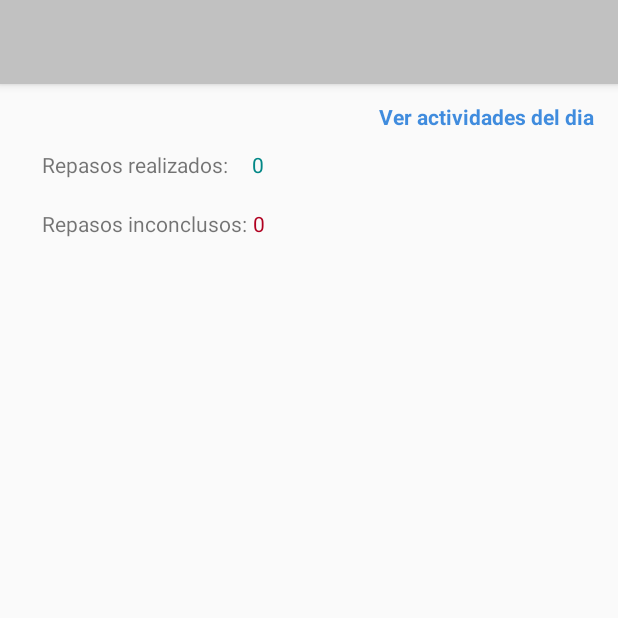
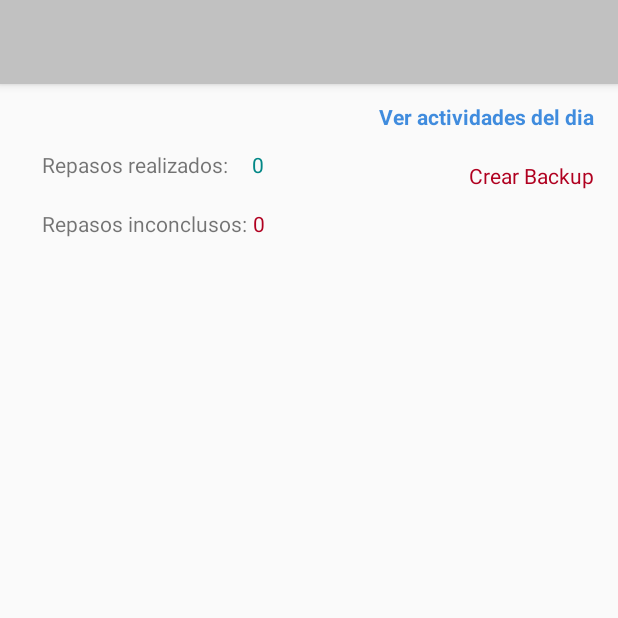
Before and after one commit to miguel3b/AlgoritmosJava, an Android app: the screen it shows after launch (MainActivity), on a phone screen of 412 x 824 dp, the top half of it. Run offline under Robolectric (Android 15) with nearby library versions, the phone set to English and light mode, and no system bars.

Commit message:
Commit inicial de backup study calendar

```diff
--- a/studyCalendar/app/build.gradle
+++ b/studyCalendar/app/build.gradle
@@ -26,6 +26,7 @@ android {
 /**  **/
 dependencies {
     def lifecycle_version = "2.0.0"
+    def room_version = "2.2.5"
     implementation "androidx.lifecycle:lifecycle-extensions:$lifecycle_version"
     implementation fileTree(dir: 'libs', include: ['*.jar'])
     implementation 'androidx.appcompat:appcompat:1.0.2'
@@ -34,4 +35,6 @@ dependencies {
     testImplementation 'junit:junit:4.12'
     androidTestImplementation 'androidx.test.ext:junit:1.1.0'
     androidTestImplementation 'androidx.test.espresso:espresso-core:3.1.1'
+    implementation "androidx.room:room-runtime:$room_version"
+    annotationProcessor "androidx.room:room-compiler:$room_version"
 }
--- a/studyCalendar/app/src/main/java/com/example/activity/MainActivity.java
+++ b/studyCalendar/app/src/main/java/com/example/activity/MainActivity.java
@@ -51,7 +51,7 @@ public class MainActivity extends AppCompatActivity {
 
         mDatabaseHelper = new DatabaseHelper(this);
 
-        // mDatabaseHelper.deleteDuplicated();
+        mDatabaseHelper.backUp();
 
         Long actividadesTerminadas = mDatabaseHelper.getCountByEstado(Constants.ID_CATALOGO_SINO_SI);
         Long actividadesIncompletas = mDatabaseHelper.getCountByEstado(Constants.ID_CATALOGO_SINO_NO);
@@ -261,4 +261,11 @@ public class MainActivity extends AppCompatActivity {
     }
 
  **/
+
+
+        public void generarRespaldoRegistros(){
+
+            //mDatabaseHelper.
+
+        }
 }
--- a/studyCalendar/app/src/main/res/layout/activity_main.xml
+++ b/studyCalendar/app/src/main/res/layout/activity_main.xml
@@ -101,6 +101,17 @@
         app:layout_constraintStart_toEndOf="@+id/textView5"
         app:layout_constraintTop_toBottomOf="@+id/textView6" />
 
+    <TextView
+        android:id="@+id/tvBackup"
+        android:layout_width="wrap_content"
+        android:layout_height="wrap_content"
+        android:layout_marginTop="20dp"
+        android:layout_marginEnd="16dp"
+        android:text="Crear Backup"
+        android:textColor="@color/design_default_color_error"
+        app:layout_constraintEnd_toEndOf="parent"
+        app:layout_constraintTop_toBottomOf="@+id/tvDailyActivities" />
+
     <!--
         <ListView
             android:id="@+id/listActivityView"
```
Also changed, not shown: studyCalendar/app/src/main/java/com/example/studycalendar/DatabaseHelper.java (+38 -0 lines).
